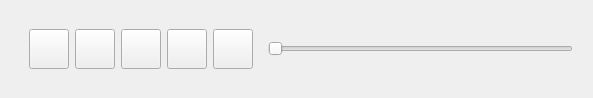
Qt form lib/python/ui/ui_video_playback_widget.ui (ymnk13/UMATracker) before a commit.
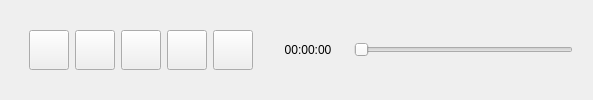
The same form after that commit.

The edit to the form file:
```diff
--- a/lib/python/ui/ui_video_playback_widget.ui
+++ b/lib/python/ui/ui_video_playback_widget.ui
@@ -7,7 +7,7 @@
     <x>0</x>
     <y>0</y>
     <width>593</width>
-    <height>72</height>
+    <height>100</height>
    </rect>
   </property>
   <property name="sizePolicy">
@@ -166,6 +166,37 @@
         </layout>
        </widget>
       </item>
+      <item>
+       <widget class="QLabel" name="timeLabel">
+        <property name="enabled">
+         <bool>true</bool>
+        </property>
+        <property name="sizePolicy">
+         <sizepolicy hsizetype="MinimumExpanding" vsizetype="Minimum">
+          <horstretch>0</horstretch>
+          <verstretch>0</verstretch>
+         </sizepolicy>
+        </property>
+        <property name="minimumSize">
+         <size>
+          <width>80</width>
+          <height>40</height>
+         </size>
+        </property>
+        <property name="maximumSize">
+         <size>
+          <width>80</width>
+          <height>40</height>
+         </size>
+        </property>
+        <property name="text">
+         <string>00:00:00</string>
+        </property>
+        <property name="alignment">
+         <set>Qt::AlignCenter</set>
+        </property>
+       </widget>
+      </item>
       <item>
        <widget class="QSlider" name="playbackSlider">
         <property name="sizePolicy">
```
